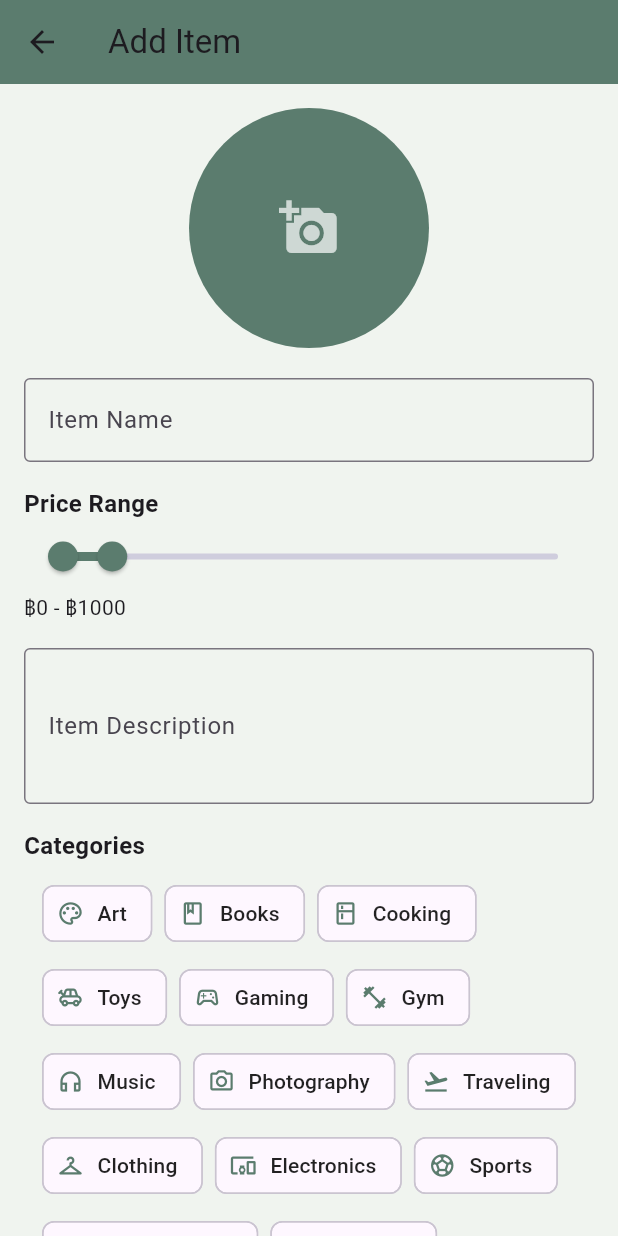
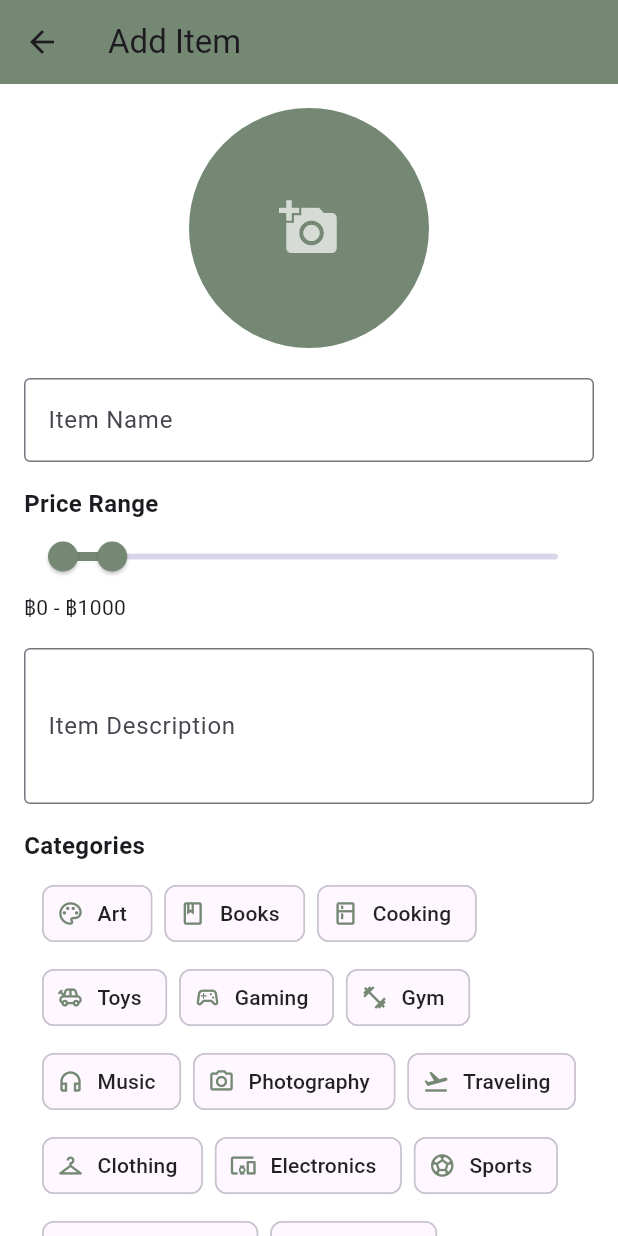
Before and after one commit to MairuNgong/SoftDev-frontend, a Flutter app: the AddItemPage screen opened directly, on a phone screen of 412 x 824 dp. Run offline on Flutter 3.47's test engine with Material 3 defaults, Android fonts, the phone set to English and light mode, and no system bars; our stand-ins replace app_links, curved_navigation_bar, dio, flutter_dotenv, flutter_secure_storage, google_fonts and 2 more; accounts and stored records are empty.

Commit message:
change color addItemPage

```diff
--- a/frontend/lib/pages/additem_page.dart
+++ b/frontend/lib/pages/additem_page.dart
@@ -88,10 +88,10 @@ class _AddItemPageState extends State<AddItemPage> {
   @override
   Widget build(BuildContext context) {
     return Scaffold(
-      backgroundColor: const Color(0xFFF0F4EF),
+      backgroundColor: Colors.white,
       appBar: AppBar(
         title: const Text("Add Item"),
-        backgroundColor: const Color(0xFF5B7C6E),
+        backgroundColor: const  Color(0xFF748873),
       ),
       body: SingleChildScrollView(
         padding: const EdgeInsets.all(16),
@@ -104,7 +104,7 @@ class _AddItemPageState extends State<AddItemPage> {
                 onTap: _pickImage,
                 child: CircleAvatar(
                   radius: 80,
-                  backgroundColor: const Color(0xFF5B7C6E),
+                  backgroundColor: const  Color(0xFF748873),
                   backgroundImage:
                       _selectedImage != null ? FileImage(_selectedImage!) : null,
                   child: _selectedImage == null
@@ -145,7 +145,7 @@ class _AddItemPageState extends State<AddItemPage> {
                         _maxPrice = values.end;
                       });
                     },
-                    activeColor: const Color(0xFF5B7C6E),
+                    activeColor: const Color(0xFF748873),
                   ),
                   Text("฿${_minPrice.toInt()} - ฿${_maxPrice.toInt()}"),
                 ],
@@ -175,10 +175,10 @@ class _AddItemPageState extends State<AddItemPage> {
                 children: _categories.map((cat) {
                   final selected = _selectedCategories.contains(cat['name']);
                   return FilterChip(
-                    avatar: Icon(cat['icon'], color: selected ? Colors.white : const Color(0xFF5B7C6E)),
+                    avatar: Icon(cat['icon'], color: selected ? Colors.white : const Color(0xFF748873)),
                     label: Text(cat['name']),
                     selected: selected,
-                    selectedColor: const Color(0xFF5B7C6E),
+                    selectedColor: const Color(0xFF748873),
                     checkmarkColor: Colors.white,
                     labelStyle: TextStyle(
                       color: selected ? Colors.white : Colors.black87,
@@ -201,7 +201,7 @@ class _AddItemPageState extends State<AddItemPage> {
               ElevatedButton(
                 onPressed: _submitItem,
                 style: ElevatedButton.styleFrom(
-                  backgroundColor: const Color(0xFF5B7C6E),
+                  backgroundColor: const Color(0xFF748873),
                   padding: const EdgeInsets.symmetric(vertical: 14),
                   minimumSize: const Size.fromHeight(50),
                 ),
--- a/frontend/lib/pages/profile_page.dart
+++ b/frontend/lib/pages/profile_page.dart
@@ -216,7 +216,7 @@ Widget build(BuildContext context) {
                 });
               }
             },
-            backgroundColor: const Color(0xFF5B7C6E),
+            backgroundColor: const Color(0xFF748873),
             shape: const CircleBorder(),
             child: const Icon(Icons.add, color: Colors.white),
           ),
```
